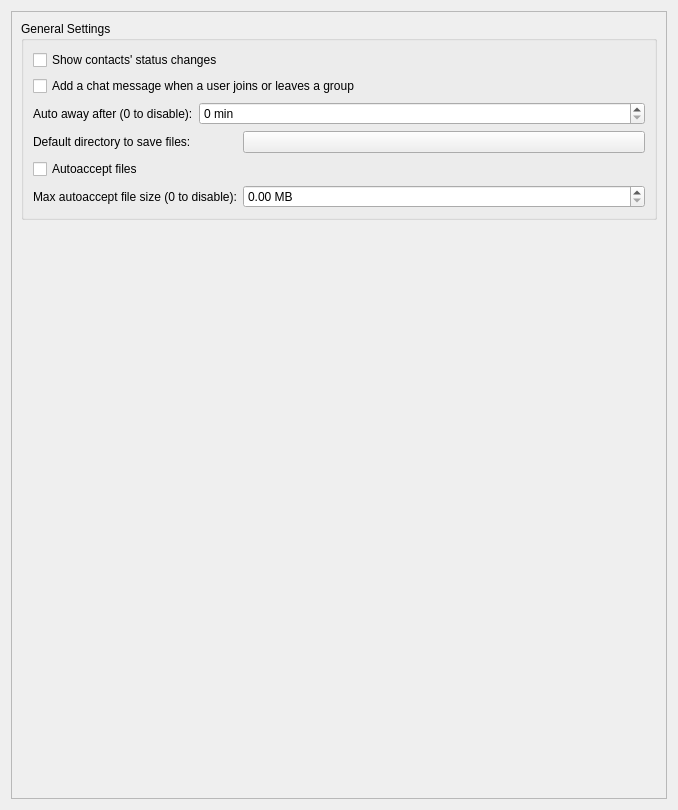
The window that src/modules/im/src/widget/form/settings/StorageSettingsForm.ui (okstar-org/ok-msg-desktop) describes before a commit, drawn with Qt 5.
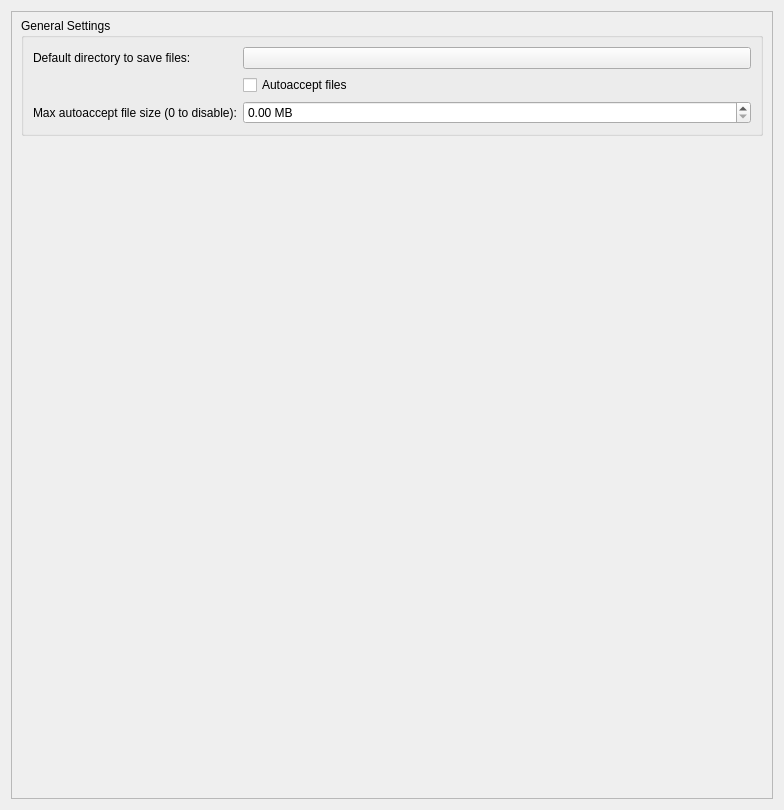
The same window after the commit. Custom widgets are drawn as their Qt base class.

What changed in the file:
```diff
--- a/src/modules/im/src/widget/form/settings/StorageSettingsForm.ui
+++ b/src/modules/im/src/widget/form/settings/StorageSettingsForm.ui
@@ -18,7 +18,7 @@
    <rect>
     <x>0</x>
     <y>0</y>
-    <width>678</width>
+    <width>784</width>
     <height>810</height>
    </rect>
   </property>
@@ -35,20 +35,12 @@
       <set>Qt::AlignLeading|Qt::AlignLeft|Qt::AlignTop</set>
      </property>
      <widget class="QWidget" name="scrollAreaWidgetContents_2">
-      <property name="geometry">
-       <rect>
-        <x>0</x>
-        <y>0</y>
-           <width>662</width>
-           <height>794</height>
-       </rect>
-      </property>
       <layout class="QVBoxLayout" name="verticalLayout_5" stretch="0,0">
        <property name="spacing">
         <number>32</number>
        </property>
        <property name="topMargin">
-        <number>9</number>
+        <number>6</number>
        </property>
        <item>
         <widget class="QGroupBox" name="generalGroup">
@@ -56,86 +48,19 @@
           <string>General Settings</string>
          </property>
          <layout class="QVBoxLayout" name="verticalLayout_3">
-          <item>
-           <layout class="QVBoxLayout" name="verticalLayout_6">
-            <item>
-             <layout class="QVBoxLayout" name="verticalLayout_8">
-              <property name="leftMargin">
-               <number>40</number>
-              </property>
-             </layout>
-            </item>
-            <item>
-             <widget class="QCheckBox" name="statusChanges">
-              <property name="text">
-               <string>Show contacts' status changes</string>
-              </property>
-             </widget>
-            </item>
-            <item>
-             <widget class="QCheckBox" name="groupJoinLeaveMessages">
-              <property name="text">
-               <string>Add a chat message when a user joins or leaves a group</string>
-              </property>
-             </widget>
-            </item>
-           </layout>
-          </item>
-          <item>
-           <layout class="QHBoxLayout" name="autoAwayLayout">
-            <item>
-             <widget class="QLabel" name="autoAwayLabel">
-              <property name="toolTip">
-               <string>Your status is changed to Away after set period of inactivity.</string>
-              </property>
-              <property name="layoutDirection">
-               <enum>Qt::LeftToRight</enum>
-              </property>
-              <property name="text">
-               <string>Auto away after (0 to disable):</string>
-              </property>
-             </widget>
-            </item>
-            <item>
-             <widget class="QSpinBox" name="autoAwaySpinBox">
-              <property name="sizePolicy">
-               <sizepolicy hsizetype="Expanding" vsizetype="Fixed">
-                <horstretch>0</horstretch>
-                <verstretch>0</verstretch>
-               </sizepolicy>
-              </property>
-              <property name="toolTip">
-               <string>Set to 0 to disable</string>
-              </property>
-              <property name="showGroupSeparator" stdset="0">
-               <bool>true</bool>
-              </property>
-              <property name="suffix">
-               <string notr="true"> min</string>
-              </property>
-              <property name="minimum">
-               <number>0</number>
-              </property>
-              <property name="maximum">
-               <number>2147483647</number>
-              </property>
-             </widget>
-            </item>
-           </layout>
-          </item>
           <item>
            <layout class="QFormLayout" name="formLayout_3">
             <property name="leftMargin">
              <number>0</number>
             </property>
-            <item row="2" column="0">
+            <item row="0" column="0">
              <widget class="QLabel" name="label">
               <property name="text">
                <string>Default directory to save files:</string>
               </property>
              </widget>
             </item>
-            <item row="2" column="1">
+            <item row="0" column="1">
              <widget class="QPushButton" name="autoSaveFilesDir">
               <property name="sizePolicy">
                <sizepolicy hsizetype="Expanding" vsizetype="Fixed">
@@ -148,36 +73,31 @@
               </property>
              </widget>
             </item>
-            <item row="3" column="0">
-             <widget class="QCheckBox" name="autoacceptFiles">
-              <property name="sizePolicy">
-               <sizepolicy hsizetype="Minimum" vsizetype="Minimum">
-                <horstretch>0</horstretch>
-                <verstretch>0</verstretch>
-               </sizepolicy>
-              </property>
-              <property name="toolTip">
-               <string comment="autoaccept cb tooltip">You can set this on a per-friend basis by right clicking them.</string>
-              </property>
-              <property name="text">
-               <string>Autoaccept files</string>
-              </property>
-             </widget>
-            </item>
-            <item row="4" column="0">
+            <item row="2" column="0">
              <widget class="QLabel" name="maxAutoAcceptSizeLabel">
               <property name="text">
                <string>Max autoaccept file size (0 to disable):</string>
               </property>
              </widget>
             </item>
-            <item row="4" column="1">
+            <item row="2" column="1">
              <widget class="QDoubleSpinBox" name="maxAutoAcceptSizeMB">
               <property name="suffix">
                <string> MB</string>
               </property>
              </widget>
             </item>
+            <item row="1" column="1">
+             <widget class="QCheckBox" name="autoacceptFiles">
+              <property name="toolTip">
+               <string comment="autoaccept cb tooltip">You can set this on a per-friend basis by right clicking them.
+               </string>
+              </property>
+              <property name="text">
+               <string>Autoaccept files</string>
+              </property>
+             </widget>
+            </item>
            </layout>
           </item>
          </layout>
```
Left out of the diff: 4 changed lines with no effect on the pictures.
